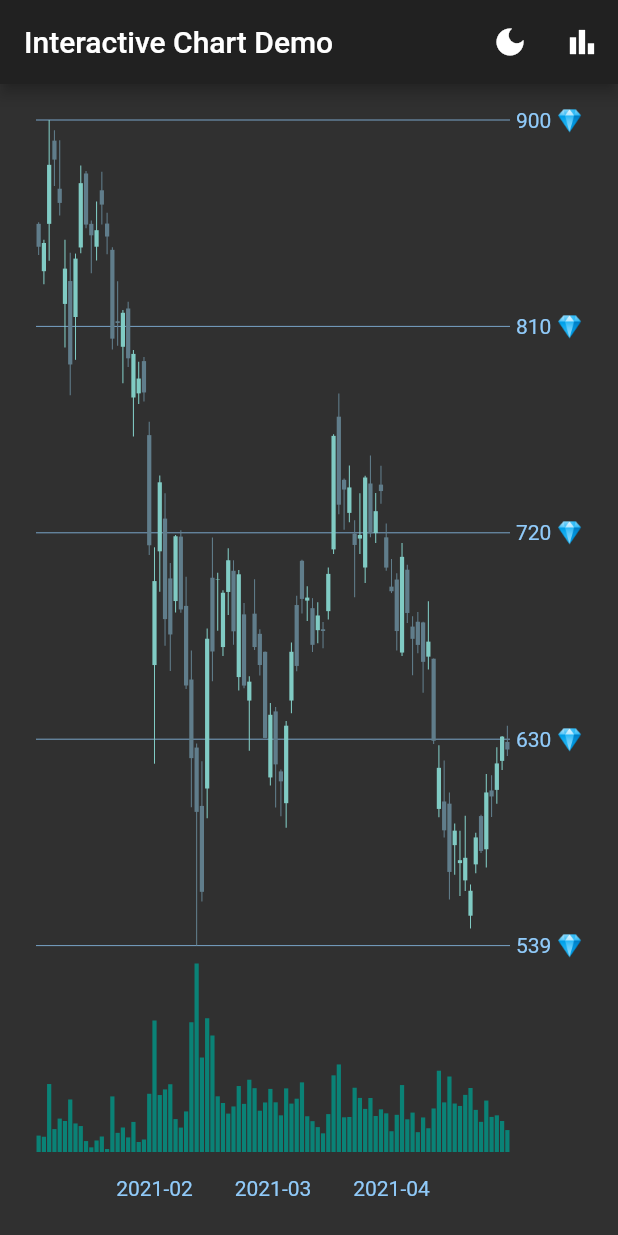
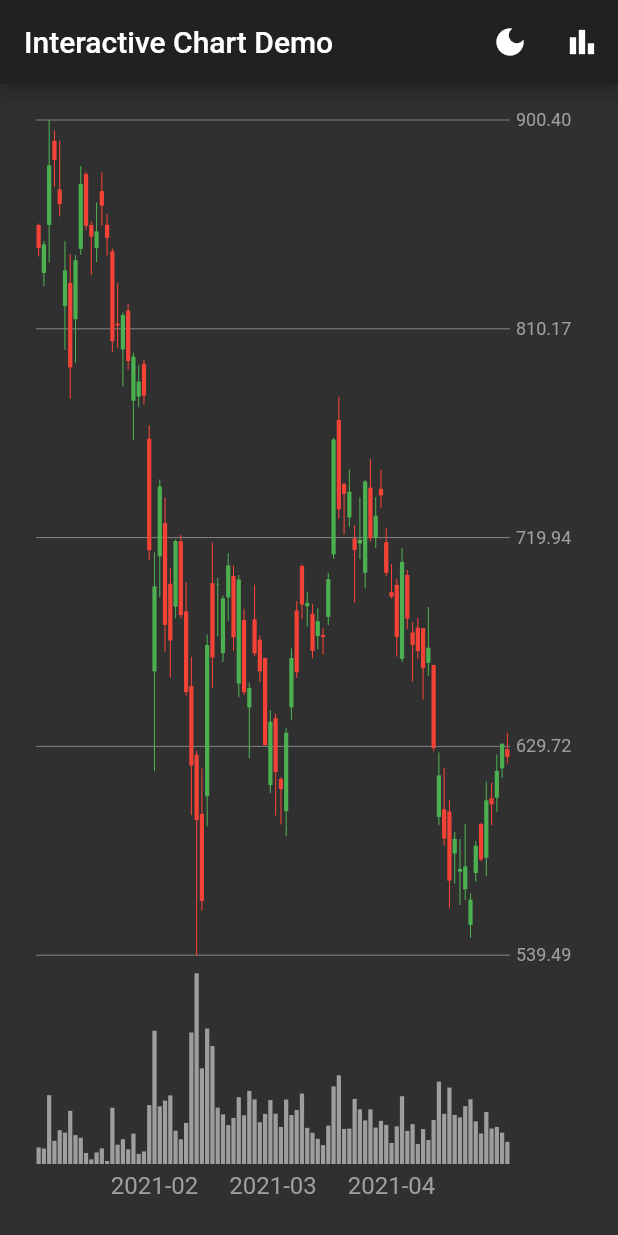
Before and after one commit to fluttercandies/flutter-interactive-chart, a Flutter app: the screen it shows after launch, on a phone screen of 412 x 824 dp. Run offline on Flutter 3.47's test engine with Material 2 defaults, Android fonts, the phone set to English and light mode, and no system bars.

Commit message:
Update example project documentation

```diff
--- a/example/lib/main.dart
+++ b/example/lib/main.dart
@@ -51,25 +51,32 @@ class _MyAppState extends State<MyApp> {
           minimum: const EdgeInsets.all(24.0),
           child: InteractiveChart(
             candles: _data,
-            style: ChartStyle(
-              priceGainColor: Colors.teal[200]!,
-              priceLossColor: Colors.blueGrey,
-              volumeColor: Colors.teal.withOpacity(0.8),
-              trendLineColor: Colors.blueGrey[200]!,
-              priceGridLineColor: Colors.blue[200]!,
-              priceLabelStyle: TextStyle(color: Colors.blue[200]),
-              timeLabelStyle: TextStyle(color: Colors.blue[200]),
-              selectionHighlightColor: Colors.red.withOpacity(0.2),
-              overlayBackgroundColor: Colors.red[900]!.withOpacity(0.6),
-              overlayTextStyle: TextStyle(color: Colors.red[100]),
-              timeLabelHeight: 32,
-            ),
-            overlayInfo: (candle) => {
-              "💎": "🤚    ",
-              "高": "${candle.high?.toStringAsFixed(2)}",
-              "低": "${candle.low?.toStringAsFixed(2)}",
-            },
-            priceLabel: (price) => "${price.round()} 💎",
+            /** Uncomment the following to see more examples */
+            /** Example styling */
+            // style: ChartStyle(
+            //   priceGainColor: Colors.teal[200]!,
+            //   priceLossColor: Colors.blueGrey,
+            //   volumeColor: Colors.teal.withOpacity(0.8),
+            //   trendLineColor: Colors.blueGrey[200]!,
+            //   priceGridLineColor: Colors.blue[200]!,
+            //   priceLabelStyle: TextStyle(color: Colors.blue[200]),
+            //   timeLabelStyle: TextStyle(color: Colors.blue[200]),
+            //   selectionHighlightColor: Colors.red.withOpacity(0.2),
+            //   overlayBackgroundColor: Colors.red[900]!.withOpacity(0.6),
+            //   overlayTextStyle: TextStyle(color: Colors.red[100]),
+            //   timeLabelHeight: 32,
+            // ),
+            /** Customize axis labels */
+            // timeLabel: (timestamp, visibleDataCount) => "📅",
+            // priceLabel: (price) => "${price.round()} 💎",
+            /** Customize overlay (tap and hold to see it)
+             ** Or return a blank object to disable it. */
+            // overlayInfo: (candle) => {
+            //   "💎": "🤚    ",
+            //   "Hi": "${candle.high?.toStringAsFixed(2)}",
+            //   "Lo": "${candle.low?.toStringAsFixed(2)}",
+            // },
+
           ),
         ),
       ),
--- a/lib/src/chart_painter.dart
+++ b/lib/src/chart_painter.dart
@@ -219,6 +219,7 @@ class ChartPainter extends CustomPainter {
           ..layout();
 
     final info = getOverlayInfo(candle);
+    if (info.isEmpty) return;
     final labels = info.keys.map((text) => makeTP(text)).toList();
     final values = info.values.map((text) => makeTP(text)).toList();
 
```
Also changed, not shown: example/pubspec.lock.
